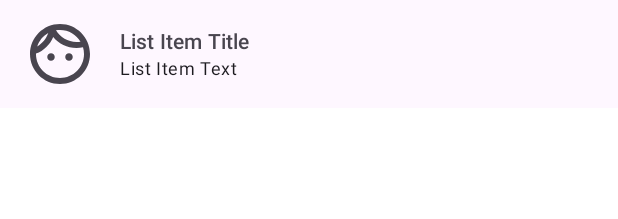
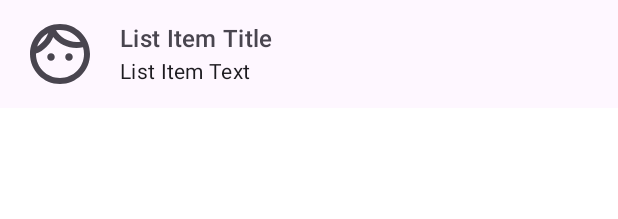
Before and after one commit to mrnateriver/sms-proxy, an Android app built with Jetpack Compose: the @Preview function AboutListItemPreview, on a phone screen of 412 x 824 dp. Shown: the top 219 px of the screen. Run offline under Robolectric (Android 15) with nearby library versions, the phone set to English and light mode, and no system bars.

Commit message:
chore: more font size adjustments, some reversions

```diff
--- a/relayApp/src/androidMain/kotlin/io/mrnateriver/smsproxy/relay/layout/drawer/AppDrawerEntry.kt
+++ b/relayApp/src/androidMain/kotlin/io/mrnateriver/smsproxy/relay/layout/drawer/AppDrawerEntry.kt
@@ -22,7 +22,9 @@ fun AppDrawerEntry(
     onClick: () -> Unit = {},
 ) {
     NavigationDrawerItem(
-        modifier = Modifier.padding(horizontal = AppSpacings.small),
+        modifier = Modifier
+            .padding(horizontal = AppSpacings.small)
+            .padding(bottom = AppSpacings.tiny),
         icon = if (icon != null) {
             { Icon(imageVector = icon, contentDescription = null) }
         } else null,
--- a/relayApp/src/androidMain/kotlin/io/mrnateriver/smsproxy/relay/pages/home/MessageStats.kt
+++ b/relayApp/src/androidMain/kotlin/io/mrnateriver/smsproxy/relay/pages/home/MessageStats.kt
@@ -111,7 +111,7 @@ private fun StatsCard(
             )
             Text(
                 text = title,
-                style = MaterialTheme.typography.titleSmall,
+                style = MaterialTheme.typography.titleMedium,
                 color = textColor,
             )
             Text(
--- a/shared/src/androidMain/kotlin/io/mrnateriver/smsproxy/shared/pages/about/AboutListItem.kt
+++ b/shared/src/androidMain/kotlin/io/mrnateriver/smsproxy/shared/pages/about/AboutListItem.kt
@@ -26,8 +26,8 @@ fun AboutListItem(
 ) {
     ListItem(
         leadingContent = { Box(modifier = Modifier.size(48.dp)) { image?.invoke() } },
-        overlineContent = { Text(title, style = MaterialTheme.typography.titleSmall) },
-        headlineContent = { Text(text, style = MaterialTheme.typography.bodySmall) },
+        overlineContent = { Text(title, style = MaterialTheme.typography.titleMedium) },
+        headlineContent = { Text(text, style = MaterialTheme.typography.bodyMedium) },
         modifier = if (onClick != null) modifier.clickable { onClick() } else modifier,
         trailingContent = if (onClick != null) {
             {
--- a/shared/src/androidMain/kotlin/io/mrnateriver/smsproxy/shared/theme/AppPreferences.kt
+++ b/shared/src/androidMain/kotlin/io/mrnateriver/smsproxy/shared/theme/AppPreferences.kt
@@ -9,8 +9,7 @@ import me.zhanghai.compose.preference.preferenceTheme
 @Composable
 fun appPreferencesTheme(): PreferenceTheme {
     return preferenceTheme(
-        summaryTextStyle = MaterialTheme.typography.bodySmall,
-        titleTextStyle = MaterialTheme.typography.titleSmall.copy(
+        titleTextStyle = MaterialTheme.typography.titleMedium.copy(
             color = ListItemDefaults.colors().overlineColor, // To match "About" page styles
         ),
     )
```
